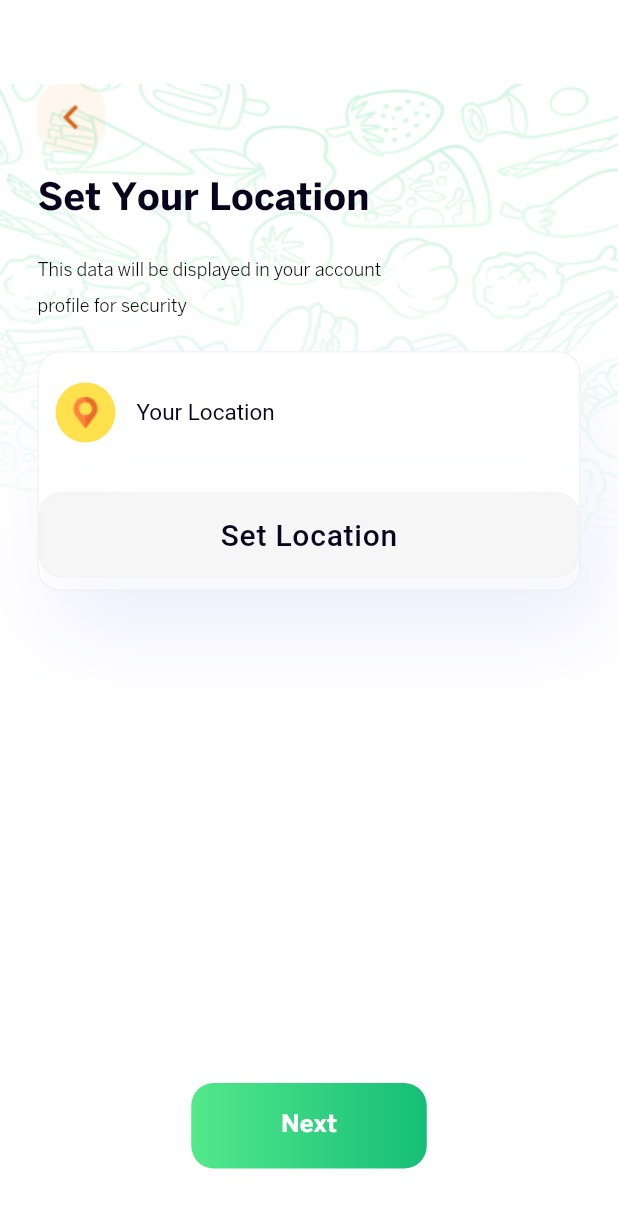
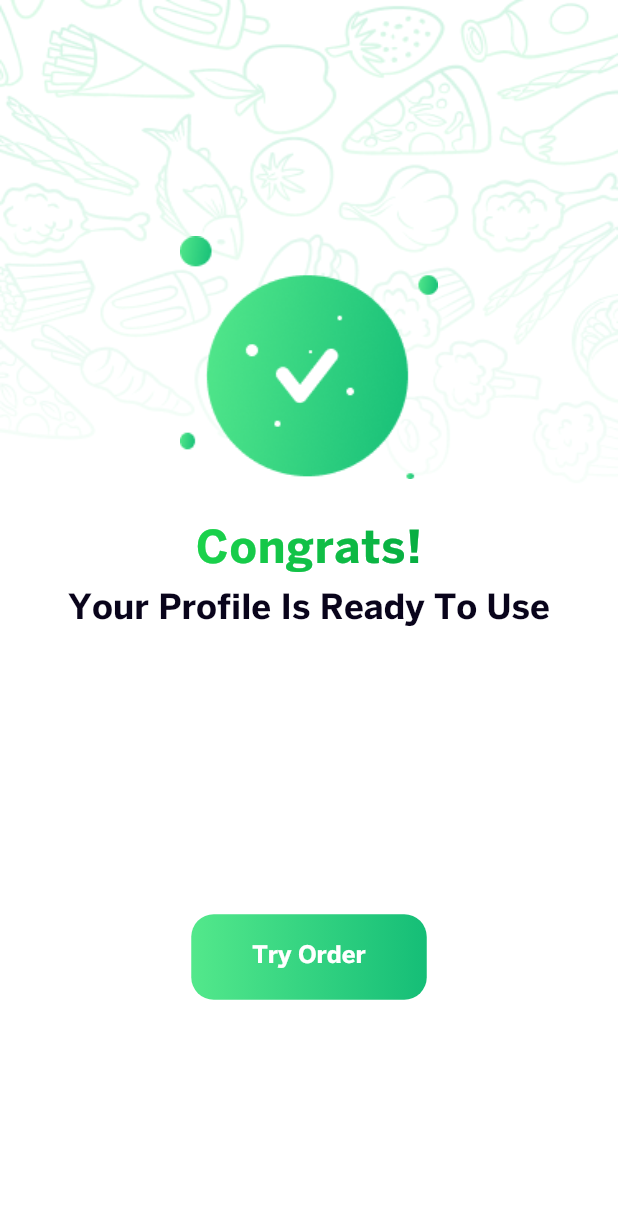
Before and after one commit to KingNarmar/food_delivery, a Flutter app: the screen it shows after launch, after a tap on "Next", on a phone screen of 412 x 824 dp. Shown: the top 1208 px of the screen. Run offline on Flutter 3.47's test engine with Material 2 defaults, Android fonts, the phone set to English and light mode, and no system bars; Roboto replaces fonts that are missing (BentonSans Medium, Rubik).

Commit message:
sing up success screen done

```diff
--- a/lib/root/app_root.dart
+++ b/lib/root/app_root.dart
@@ -5,6 +5,7 @@ import 'package:food_delivery/screens/payment_method/payment_method_screen.dart'
 import 'package:food_delivery/screens/set_location_screen/set_location_screen.dart';
 import 'package:food_delivery/screens/sign_up_process_screen/sign_up_process_screen.dart';
 import 'package:food_delivery/screens/sign_up_screen/sign_up_screen.dart';
+import 'package:food_delivery/screens/singup_success/singup_success_screen.dart';
 import 'package:food_delivery/screens/upload_photo_screen/upload_photo_screen.dart';
 import 'package:food_delivery/screens/upload_preview_screen/upload_preview_screen.dart';
 
@@ -28,7 +29,8 @@ class MyApp extends StatelessWidget {
         "payment": (context) => const PaymentMethodScreen(),
         "uploadPhoto": (context) => const UploadPhotoScreen(),
         "uploadPreview": (context) => const UploadPreviewScreen(),
-        "setLocation": (context) => const SetLocationScreen()
+        "setLocation": (context) => const SetLocationScreen(),
+        "singUpSuccess": (context) => const SingUpSuccessScreen()
       },
       initialRoute: "setLocation",
     );
--- a/lib/screens/set_location_screen/set_location_screen.dart
+++ b/lib/screens/set_location_screen/set_location_screen.dart
@@ -135,7 +135,13 @@ class SetLocationScreen extends StatelessWidget {
                     const SizedBox(
                       height: 328,
                     ),
-                    Center(child: CustomButton(text: "Next", onTap: () {}))
+                    Center(
+                        child: CustomButton(
+                            text: "Next",
+                            onTap: () {
+                              Navigator.pushReplacementNamed(
+                                  context, "singUpSuccess");
+                            }))
                   ],
                 ),
               ),
--- /dev/null
+++ b/lib/screens/singup_success/singup_success_screen.dart
@@ -0,0 +1,62 @@
+import 'package:flutter/material.dart';
+import 'package:food_delivery/componants/custom_button.dart';
+import 'package:food_delivery/componants/linear_gradient_text.dart';
+import 'package:food_delivery/utl/assets.dart';
+
+class SingUpSuccessScreen extends StatelessWidget {
+  const SingUpSuccessScreen({super.key});
+
+  @override
+  Widget build(BuildContext context) {
+    return SafeArea(
+      child: Scaffold(
+        backgroundColor: Colors.white,
+        body: Stack(
+          children: [
+            Image.asset(
+              Assets.patternPic,
+              fit: BoxFit.fill,
+              height: double.infinity,
+              width: double.infinity,
+            ),
+            Center(
+              child: Column(
+                mainAxisAlignment: MainAxisAlignment.center,
+                children: [
+                  Image.asset(
+                    Assets.donePic,
+                  ),
+                  const SizedBox(
+                    height: 33,
+                  ),
+                  const LinearGradientText(
+                    text: "Congrats!",
+                    fontSize: 30,
+                    fontFamily: 'BentonSans Bold',
+                  ),
+                  const SizedBox(
+                    height: 12,
+                  ),
+                  const Text(
+                    'Your Profile Is Ready To Use',
+                    textAlign: TextAlign.center,
+                    style: TextStyle(
+                      color: Color(0xFF09041B),
+                      fontSize: 23,
+                      fontFamily: 'BentonSans Bold',
+                      fontWeight: FontWeight.w400,
+                    ),
+                  ),
+                  const SizedBox(
+                    height: 192,
+                  ),
+                  CustomButton(text: "Try Order", onTap: () {})
+                ],
+              ),
+            ),
+          ],
+        ),
+      ),
+    );
+  }
+}
--- a/lib/utl/assets.dart
+++ b/lib/utl/assets.dart
@@ -19,6 +19,7 @@ abstract class Assets {
   static const String testPic = "assets/images/upload preview pic.png";
   static const String closeIcon = "assets/images/Close Icon.png";
   static const String locationIcon = "assets/images/placeholder Icon.png";
+  static const String donePic = "assets/images/DonePic.png";
   static const String vigaFont = "Viga";
   static const String interFont = "Inter";
   static const String bentonSansBoldFont = "BentonSans Bold";
```
Also changed, not shown: assets/images/DonePic.png (added).
